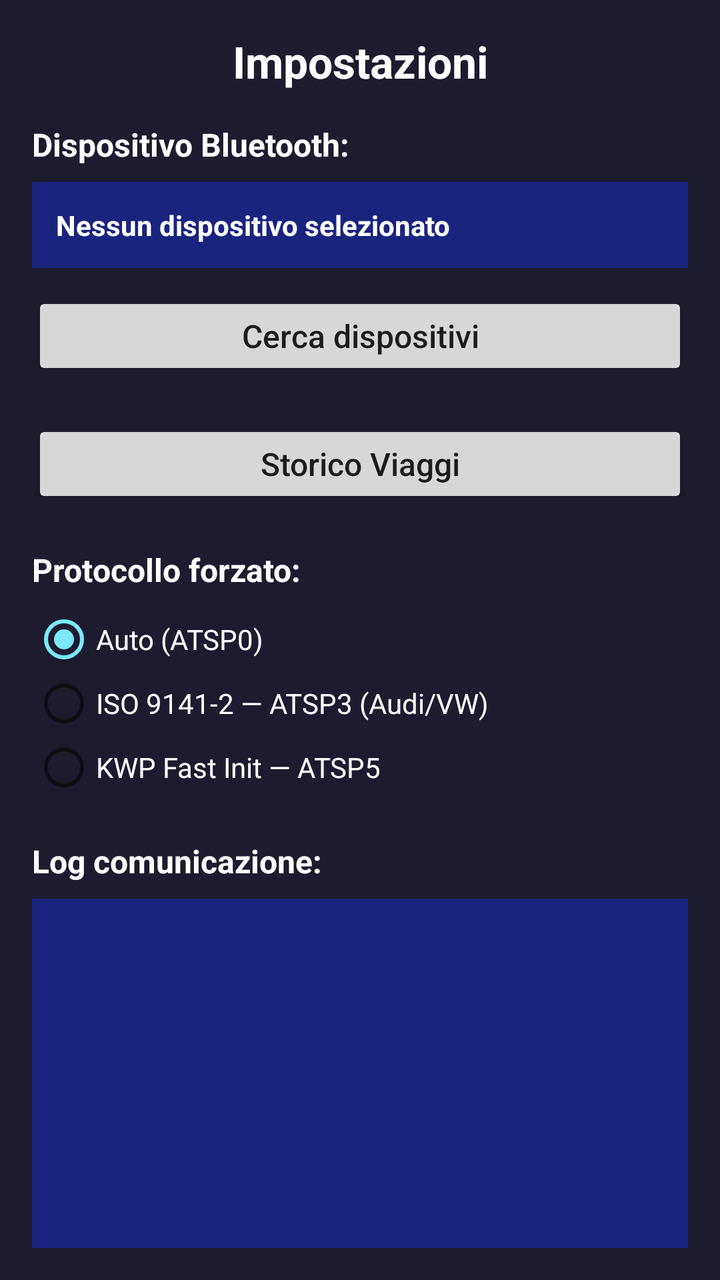
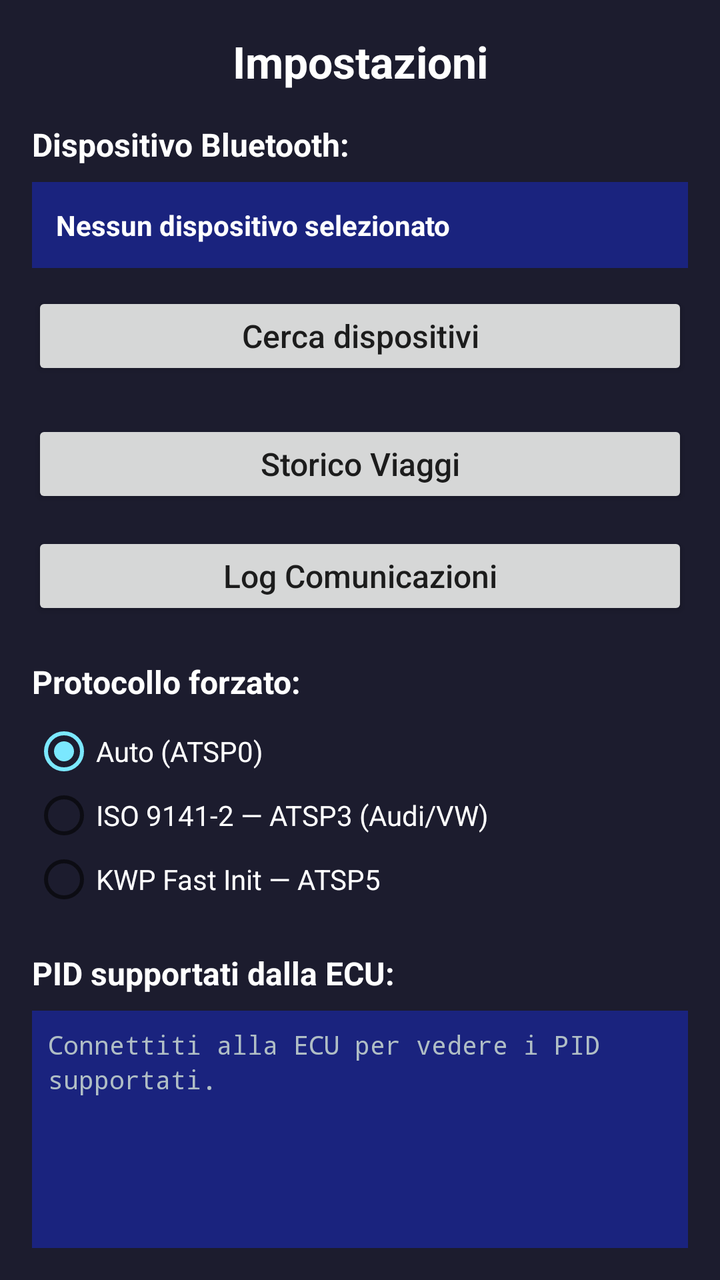

Two renders of the same Android screen: before a commit and after it. Below are the layout's source before the change and the commit's diff.
<!-- AndroidManifest.xml: application theme AppTheme -->
<!-- res/layout/activity_settings.xml -->
<?xml version="1.0" encoding="utf-8"?>
<LinearLayout xmlns:android="http://schemas.android.com/apk/res/android"
    android:layout_width="match_parent"
    android:layout_height="match_parent"
    android:orientation="vertical"
    android:padding="16dp">

    <TextView
        android:layout_width="match_parent"
        android:layout_height="wrap_content"
        android:gravity="center"
        android:paddingBottom="16dp"
        android:text="Impostazioni"
        android:textSize="22sp"
        android:textStyle="bold"
        android:textColor="@android:color/white" />

    
    <TextView
        android:layout_width="match_parent"
        android:layout_height="wrap_content"
        android:text="Dispositivo Bluetooth:"
        android:textSize="16sp"
        android:textStyle="bold"
        android:textColor="@android:color/white"
        android:paddingBottom="8dp" />

    <LinearLayout
        android:layout_width="match_parent"
        android:layout_height="wrap_content"
        android:orientation="vertical"
        android:background="#1A237E"
        android:padding="12dp"
        android:layout_marginBottom="12dp">

        <TextView
            android:id="@+id/tvSelectedDevice"
            android:layout_width="match_parent"
            android:layout_height="wrap_content"
            android:text="Nessun dispositivo selezionato"
            android:textSize="14sp"
            android:textColor="#FFFFFF"
            android:textStyle="bold" />

    </LinearLayout>

    <Button
        android:id="@+id/btnScanDevices"
        android:layout_width="match_parent"
        android:layout_height="wrap_content"
        android:layout_marginBottom="20dp"
        android:text="Cerca dispositivi"
        android:textAllCaps="false"
        android:textSize="16sp"
        android:minHeight="44dp" />

    <Button
        android:id="@+id/btnTripHistory"
        android:layout_width="match_parent"
        android:layout_height="wrap_content"
        android:layout_marginBottom="20dp"
        android:text="Storico Viaggi"
        android:textAllCaps="false"
        android:textSize="16sp"
        android:minHeight="44dp" />

    <TextView
        android:layout_width="match_parent"
        android:layout_height="wrap_content"
        android:text="Protocollo forzato:"
        android:textSize="16sp"
        android:textStyle="bold"
        android:textColor="@android:color/white"
        android:paddingBottom="8dp" />

    <RadioGroup
        android:id="@+id/rgProtocol"
        android:layout_width="match_parent"
        android:layout_height="wrap_content"
        android:layout_marginBottom="20dp"
        android:orientation="vertical">

        <RadioButton
            android:id="@+id/rbAuto"
            android:layout_width="wrap_content"
            android:layout_height="wrap_content"
            android:text="Auto (ATSP0)"
            android:textSize="14sp"
            android:textColor="@android:color/white"
            android:checked="true" />

        <RadioButton
            android:id="@+id/rbSP3"
            android:layout_width="wrap_content"
            android:layout_height="wrap_content"
            android:text="ISO 9141-2 — ATSP3 (Audi/VW)"
            android:textSize="14sp"
            android:textColor="@android:color/white"
            android:checked="false" />

        <RadioButton
            android:id="@+id/rbSP5"
            android:layout_width="wrap_content"
            android:layout_height="wrap_content"
            android:text="KWP Fast Init — ATSP5"
            android:textSize="14sp"
            android:textColor="@android:color/white"
            android:checked="false" />

    </RadioGroup>

    <TextView
        android:layout_width="match_parent"
        android:layout_height="wrap_content"
        android:text="Log comunicazione:"
        android:textSize="16sp"
        android:textStyle="bold"
        android:textColor="@android:color/white"
        android:paddingBottom="8dp" />

    <androidx.core.widget.NestedScrollView
        android:id="@+id/scrollLog"
        android:layout_width="match_parent"
        android:layout_height="0dp"
        android:layout_weight="1"
        android:background="#1A237E"
        android:padding="8dp"
        android:fillViewport="true">

        <TextView
            android:id="@+id/tvLog"
            android:layout_width="match_parent"
            android:layout_height="wrap_content"
            android:fontFamily="monospace"
            android:lineSpacingExtra="2dp"
            android:textColor="#B0BEC5"
            android:textSize="13sp" />
    </androidx.core.widget.NestedScrollView>

</LinearLayout>
<!-- resources referenced by this layout -->
<resources>
  <style name="AppTheme" parent="Theme.AppCompat.DayNight.NoActionBar">
          <item name="colorPrimary">#4A4AFF</item>
          <item name="colorPrimaryDark">#1C1C2E</item>
          <item name="colorAccent">#7BE8FF</item>
          <item name="android:windowBackground">#1C1C2E</item>
      </style>
</resources>

<!-- the commit's change to res/layout/activity_settings.xml (unified diff, before → after) -->
@@ -58,8 +58,18 @@
         android:id="@+id/btnTripHistory"
         android:layout_width="match_parent"
         android:layout_height="wrap_content"
+        android:layout_marginBottom="12dp"
+        android:text="Storico Viaggi"
+        android:textAllCaps="false"
+        android:textSize="16sp"
+        android:minHeight="44dp" />
+
+    <Button
+        android:id="@+id/btnCommLog"
+        android:layout_width="match_parent"
+        android:layout_height="wrap_content"
         android:layout_marginBottom="20dp"
-        android:text="Storico Viaggi"
+        android:text="Log Comunicazioni"
         android:textAllCaps="false"
         android:textSize="16sp"
         android:minHeight="44dp" />
@@ -112,14 +122,14 @@
     <TextView
         android:layout_width="match_parent"
         android:layout_height="wrap_content"
-        android:text="Log comunicazione:"
+        android:text="PID supportati dalla ECU:"
         android:textSize="16sp"
         android:textStyle="bold"
         android:textColor="@android:color/white"
         android:paddingBottom="8dp" />
 
     <androidx.core.widget.NestedScrollView
-        android:id="@+id/scrollLog"
+        android:id="@+id/scrollPids"
         android:layout_width="match_parent"
         android:layout_height="0dp"
         android:layout_weight="1"
@@ -128,13 +138,14 @@
         android:fillViewport="true">
 
         <TextView
-            android:id="@+id/tvLog"
+            android:id="@+id/tvSupportedPids"
             android:layout_width="match_parent"
             android:layout_height="wrap_content"
             android:fontFamily="monospace"
             android:lineSpacingExtra="2dp"
             android:textColor="#B0BEC5"
-            android:textSize="13sp" />
+            android:textSize="13sp"
+            android:text="Connettiti alla ECU per vedere i PID supportati." />
     </androidx.core.widget.NestedScrollView>
 
 </LinearLayout>
